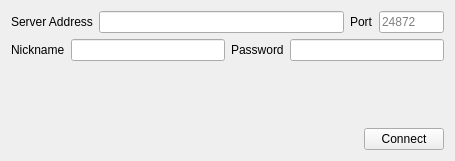
Old version of the form src/lichii/multiplayer/direct_connect.ui in the repository ddddng/Lichii.
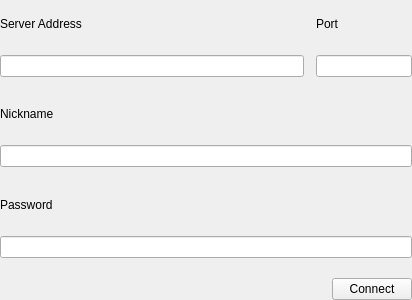
New version of the form.

Commit message: Multiplayer: Create Room and Direct Connect from Paper

Diff of the .ui file:
```diff
--- a/src/lichii/multiplayer/direct_connect.ui
+++ b/src/lichii/multiplayer/direct_connect.ui
@@ -2,162 +2,15 @@
 <ui version="4.0">
  <class>DirectConnect</class>
  <widget class="QWidget" name="DirectConnect">
-  <property name="geometry">
-   <rect>
-    <x>0</x>
-    <y>0</y>
-    <width>455</width>
-    <height>161</height>
-   </rect>
-  </property>
-  <property name="windowTitle">
-   <string>Direct Connect</string>
-  </property>
+  <property name="geometry"><rect><x>0</x><y>0</y><width>412</width><height>300</height></rect></property>
+  <property name="windowTitle"><string>Direct Connect</string></property>
   <layout class="QVBoxLayout" name="verticalLayout">
-   <item>
-    <layout class="QVBoxLayout" name="verticalLayout_3">
-     <item>
-      <layout class="QVBoxLayout" name="verticalLayout_2">
-       <item>
-        <layout class="QHBoxLayout" name="horizontalLayout">
-         <property name="spacing">
-          <number>0</number>
-         </property>
-         <property name="leftMargin">
-          <number>0</number>
-         </property>
-         <item>
-          <widget class="QWidget" name="ip_container" native="true">
-           <layout class="QHBoxLayout" name="ip_layout">
-            <property name="leftMargin">
-             <number>0</number>
-            </property>
-            <property name="topMargin">
-             <number>0</number>
-            </property>
-            <property name="rightMargin">
-             <number>0</number>
-            </property>
-            <property name="bottomMargin">
-             <number>0</number>
-            </property>
-            <item>
-             <widget class="QLabel" name="label_2">
-              <property name="text">
-               <string>Server Address</string>
-              </property>
-             </widget>
-            </item>
-            <item>
-             <widget class="QLineEdit" name="ip">
-              <property name="toolTip">
-               <string>&lt;html&gt;&lt;head/&gt;&lt;body&gt;&lt;p&gt;Server address of the host&lt;/p&gt;&lt;/body&gt;&lt;/html&gt;</string>
-              </property>
-              <property name="maxLength">
-               <number>253</number>
-              </property>
-             </widget>
-            </item>
-            <item>
-             <widget class="QLabel" name="label_3">
-              <property name="text">
-               <string>Port</string>
-              </property>
-             </widget>
-            </item>
-            <item>
-             <widget class="QLineEdit" name="port">
-              <property name="toolTip">
-               <string>&lt;html&gt;&lt;head/&gt;&lt;body&gt;&lt;p&gt;Port number the host is listening on&lt;/p&gt;&lt;/body&gt;&lt;/html&gt;</string>
-              </property>
-              <property name="maxLength">
-               <number>5</number>
-              </property>
-              <property name="placeholderText">
-               <string notr="true" extracomment="placeholder string that tells user default port">24872</string>
-              </property>
-              <property name="maximumSize">
-               <size>
-                <width>65</width>
-                <height>50</height>
-               </size>
-              </property>
-             </widget>
-            </item>
-           </layout>
-          </widget>
-         </item>
-        </layout>
-       </item>
-       <item>
-        <layout class="QHBoxLayout" name="horizontalLayout_2">
-         <item>
-          <widget class="QLabel" name="label_5">
-           <property name="text">
-            <string>Nickname</string>
-           </property>
-          </widget>
-         </item>
-         <item>
-          <widget class="QLineEdit" name="nickname">
-           <property name="maxLength">
-            <number>20</number>
-           </property>
-          </widget>
-         </item>
-         <item>
-          <widget class="QLabel" name="label">
-           <property name="text">
-            <string>Password</string>
-           </property>
-          </widget>
-         </item>
-         <item>
-          <widget class="QLineEdit" name="password"/>
-         </item>
-        </layout>
-       </item>
-      </layout>
-     </item>
-     <item>
-      <spacer name="verticalSpacer">
-       <property name="orientation">
-        <enum>Qt::Vertical</enum>
-       </property>
-       <property name="sizeHint" stdset="0">
-        <size>
-         <width>20</width>
-         <height>20</height>
-        </size>
-       </property>
-      </spacer>
-     </item>
-     <item>
-      <layout class="QHBoxLayout" name="horizontalLayout_3">
-       <item>
-        <spacer name="horizontalSpacer">
-         <property name="orientation">
-          <enum>Qt::Horizontal</enum>
-         </property>
-         <property name="sizeHint" stdset="0">
-          <size>
-           <width>40</width>
-           <height>20</height>
-          </size>
-         </property>
-        </spacer>
-       </item>
-       <item>
-        <widget class="QPushButton" name="connect">
-         <property name="text">
-          <string>Connect</string>
-         </property>
-        </widget>
-       </item>
-      </layout>
-     </item>
-    </layout>
-   </item>
+   <property name="spacing"><number>14</number></property>
+   <property name="leftMargin"><number>0</number></property>
+   <property name="topMargin"><number>0</number></property>
+   <property name="rightMargin"><number>0</number></property>
+   <property name="bottomMargin"><number>0</number></property>
+   <item><layout class="QGridLayout" name="address_grid"><property name="horizontalSpacing"><number>12</number></property><property name="verticalSpacing"><number>8</number></property><item row="0" column="0"><widget class="QLabel" name="label_2"><property name="text"><string>Server Address</string></property></widget></item><item row="0" column="1"><widget class="QLabel" name="label_3"><property name="text"><string>Port</string></property></widget></item><item row="1" column="0"><widget class="QLineEdit" name="ip"><property name="toolTip"><string>&lt;html&gt;&lt;head/&gt;&lt;body&gt;&lt;p&gt;Server address of the host&lt;/p&gt;&lt;/body&gt;&lt;/html&gt;</string></property><property name="maxLength"><number>253</number></property></widget></item><item row="1" column="1"><widget class="QLineEdit" name="port"><property name="toolTip"><string>&lt;html&gt;&lt;head/&gt;&lt;body&gt;&lt;p&gt;Port number the host is listening on&lt;/p&gt;&lt;/body&gt;&lt;/html&gt;</string></property><property name="maxLength"><number>5</number></property><property name="maximumSize"><size><width>96</width><height>16777215</height></size></property><property name="minimumSize"><size><width>96</width><height>0</height></size></property></widget></item></layout></item><item><layout class="QVBoxLayout" name="nickname_group"><property name="spacing"><number>8</number></property><item><widget class="QLabel" name="label_5"><property name="text"><string>Nickname</string></property></widget></item><item><widget class="QLineEdit" name="nickname"><property name="maxLength"><number>20</number></property></widget></item></layout></item><item><layout class="QVBoxLayout" name="password_group"><property name="spacing"><number>8</number></property><item><widget class="QLabel" name="label"><property name="text"><string>Password</string></property></widget></item><item><widget class="QLineEdit" name="password"></widget></item></layout></item><item><layout class="QHBoxLayout" name="action_row"><property name="leftMargin"><number>0</number></property><property name="topMargin"><number>6</number></property><property name="rightMargin"><number>0</number></property><property name="bottomMargin"><number>0</number></property><item><spacer name="action_spacer"><property name="orientation"><enum>Qt::Horizontal</enum></property><property name="sizeHint" stdset="0"><size><width>0</width><height>0</height></size></property></spacer></item><item><widget class="QPushButton" name="connect"><property name="text"><string>Connect</string></property></widget></item></layout></item>
   </layout>
  </widget>
  <resources/>
```
The commit also changes 4 other files.
